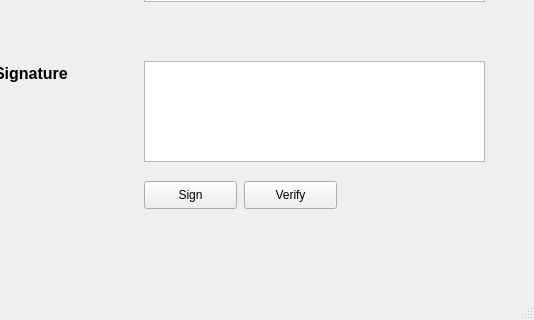
trannhathuy6524/bmtt-nc-hutech-2280601257, file lab-03/ui/rsa.ui: the form before one commit; both pictures show x 616 to 1150 and y 189 to 509 of the 1150 by 509 pixel window.
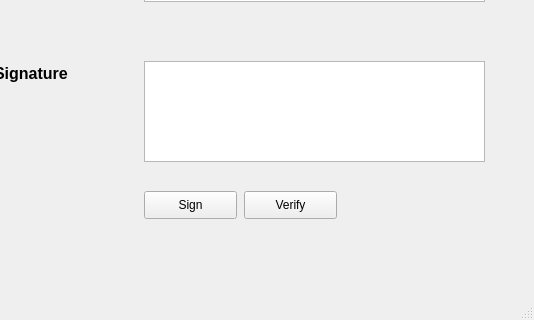
The form after the commit.

Patch:
```diff
--- a/lab-03/ui/rsa.ui
+++ b/lab-03/ui/rsa.ui
@@ -197,7 +197,7 @@
     <property name="geometry">
      <rect>
       <x>760</x>
-      <y>370</y>
+      <y>380</y>
       <width>93</width>
       <height>28</height>
      </rect>
@@ -210,7 +210,7 @@
     <property name="geometry">
      <rect>
       <x>860</x>
-      <y>370</y>
+      <y>380</y>
       <width>93</width>
       <height>28</height>
      </rect>
```
Left out of the diff: 16 changed lines with no effect on the pictures.
